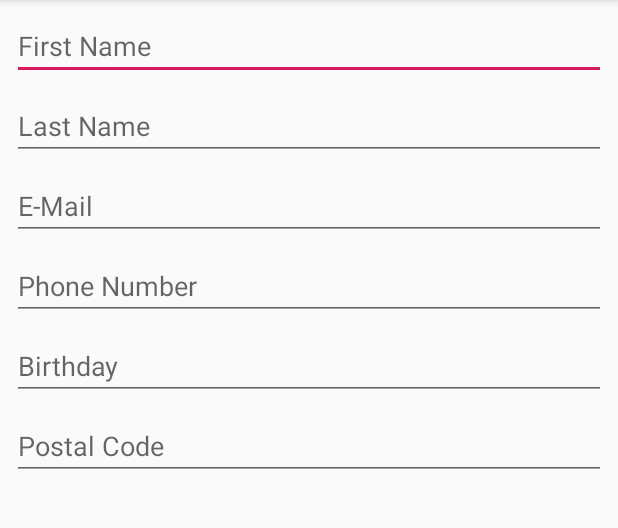
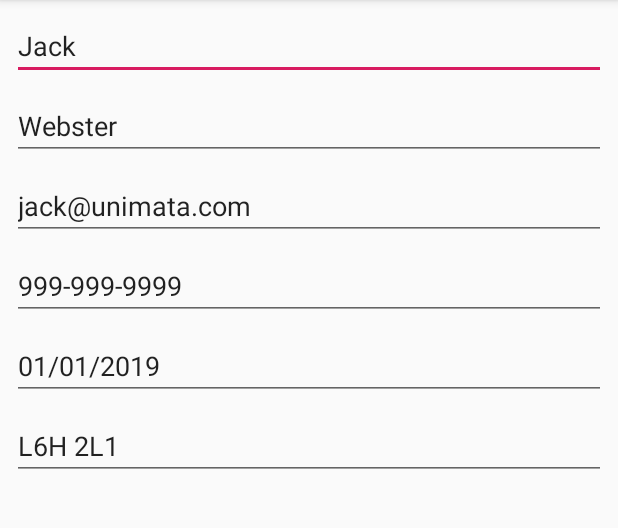
Before and after one commit to unimata/MyHomeHub, an Android app: the GeneralFormFragment screen opened directly, with no data from a screen before it, on a phone screen of 412 x 824 dp, the part 84-612 px from its top. Run offline under Robolectric (Android 15) with nearby library versions, the phone set to English and light mode, and no system bars.

Commit message:
Small update to general form

```diff
--- a/app/src/main/res/layout/fragment_general_form.xml
+++ b/app/src/main/res/layout/fragment_general_form.xml
@@ -16,6 +16,7 @@
         android:ems="10"
         android:hint="First Name"
         android:inputType="textPersonName"
+        android:text="Jack"
         app:layout_constraintEnd_toEndOf="parent"
         app:layout_constraintStart_toStartOf="parent"
         app:layout_constraintTop_toTopOf="parent" />
@@ -30,6 +31,7 @@
         android:ems="10"
         android:hint="Last Name"
         android:inputType="textPersonName"
+        android:text="Webster"
         app:layout_constraintEnd_toEndOf="parent"
         app:layout_constraintStart_toStartOf="parent"
         app:layout_constraintTop_toBottomOf="@+id/editText4" />
@@ -44,6 +46,7 @@
         android:ems="10"
         android:hint="E-Mail"
         android:inputType="textEmailAddress"
+        android:text="jack@unimata.com"
         app:layout_constraintEnd_toEndOf="parent"
         app:layout_constraintStart_toStartOf="parent"
         app:layout_constraintTop_toBottomOf="@+id/editText6" />
@@ -58,6 +61,7 @@
         android:ems="10"
         android:hint="Phone Number"
         android:inputType="phone"
+        android:text="999-999-9999"
         app:layout_constraintEnd_toEndOf="parent"
         app:layout_constraintStart_toStartOf="parent"
         app:layout_constraintTop_toBottomOf="@+id/editText8" />
@@ -72,6 +76,7 @@
         android:ems="10"
         android:hint="Birthday"
         android:inputType="date"
+        android:text="01/01/2019"
         app:layout_constraintEnd_toEndOf="parent"
         app:layout_constraintStart_toStartOf="parent"
         app:layout_constraintTop_toBottomOf="@+id/editText9" />
@@ -86,6 +91,7 @@
         android:ems="10"
         android:hint="Postal Code"
         android:inputType="text"
+        android:text="L6H 2L1"
         app:layout_constraintEnd_toEndOf="parent"
         app:layout_constraintStart_toStartOf="parent"
         app:layout_constraintTop_toBottomOf="@+id/editText11" />
```
